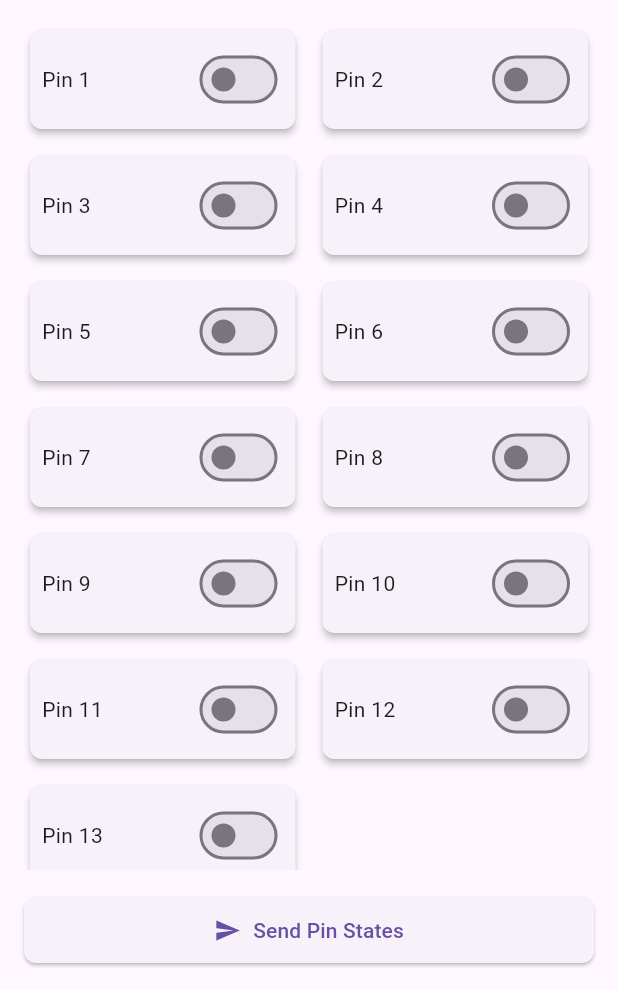
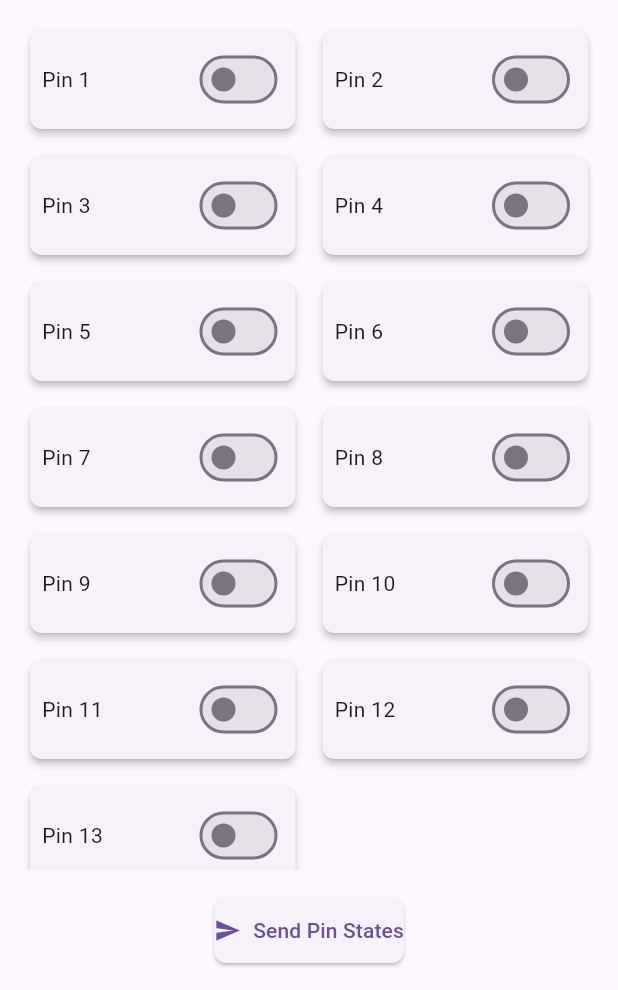
Before and after one commit to omarek386/esp32_app, a Flutter app: the screen it shows after launch, after a tap on "Send Pin States", on a phone screen of 412 x 824 dp, the part 246-1236 px from its top. Run offline on Flutter 3.47's test engine with Material 3 defaults, Android fonts, the phone set to English and light mode, and no system bars; our stand-ins replace equatable, flutter_bloc, get_it; network calls fail.

Commit message:
refactor: Migrate from PinController to PinCubit for state management and update related components

```diff
--- a/lib/core/injection/injection_container.dart
+++ b/lib/core/injection/injection_container.dart
@@ -13,9 +13,9 @@ final GetIt sl = GetIt.instance;
 Future<void> init() async {
   // Register services by layer
 
-  // Controllers / BLoCs
+  // Cubits
   sl.registerFactory(
-    () => PinController(
+    () => PinCubit(
       sendPinStatesUseCase: sl<SendPinStatesUseCase>(),
       initialIpAddress: AppStrings.defaultIpAddress,
       numberOfPins: 13, // Default number of pins
--- a/lib/main.dart
+++ b/lib/main.dart
@@ -1,6 +1,6 @@
 import 'package:flutter/foundation.dart';
 import 'package:flutter/material.dart';
-import 'package:provider/provider.dart';
+import 'package:flutter_bloc/flutter_bloc.dart';
 import 'package:esp32_app/core/constants/app_strings.dart';
 import 'package:esp32_app/core/injection/injection_container.dart' as di;
 import 'package:esp32_app/presentation/bloc/pin_controller.dart';
@@ -42,8 +42,8 @@ class MyApp extends StatelessWidget {
 
   @override
   Widget build(BuildContext context) {
-    return ChangeNotifierProvider(
-      create: (_) => di.sl<PinController>(),
+    return BlocProvider(
+      create: (_) => di.sl<PinCubit>(),
       child: MaterialApp(
         title: AppStrings.appTitle,
         debugShowCheckedModeBanner: false,
--- a/lib/presentation/bloc/pin_controller.dart
+++ b/lib/presentation/bloc/pin_controller.dart
@@ -1,55 +1,97 @@
 import 'dart:async';
-import 'package:flutter/material.dart';
+import 'package:flutter_bloc/flutter_bloc.dart';
+import 'package:equatable/equatable.dart';
 import 'package:esp32_app/domain/entities/pin_state.dart';
 import 'package:esp32_app/domain/usecases/send_pin_states.dart';
 
-/// Pin controller state
-enum PinControlState { idle, sending, success, error }
+/// Pin controller state type
+enum PinControlStatus { idle, sending, success, error }
 
-/// Controller for managing pin states and communication with ESP32
-class PinController extends ChangeNotifier {
+/// State class for PinCubit
+class PinCubitState extends Equatable {
+  final List<PinState> pinStates;
+  final String ipAddress;
+  final PinControlStatus status;
+  final String statusMessage;
+
+  const PinCubitState({
+    required this.pinStates,
+    required this.ipAddress,
+    required this.status,
+    required this.statusMessage,
+  });
+
+  // Create initial state
+  factory PinCubitState.initial({
+    required String initialIpAddress,
+    required int numberOfPins,
+  }) {
+    return PinCubitState(
+      pinStates: List.generate(
+        numberOfPins,
+        (index) => PinState(pinNumber: index + 1, isOn: false),
+      ),
+      ipAddress: initialIpAddress,
+      status: PinControlStatus.idle,
+      statusMessage: '',
+    );
+  }
+
+  // Create a copy of the state with new values
+  PinCubitState copyWith({
+    List<PinState>? pinStates,
+    String? ipAddress,
+    PinControlStatus? status,
+    String? statusMessage,
+  }) {
+    return PinCubitState(
+      pinStates: pinStates ?? this.pinStates,
+      ipAddress: ipAddress ?? this.ipAddress,
+      status: status ?? this.status,
+      statusMessage: statusMessage ?? this.statusMessage,
+    );
+  }
+
+  @override
+  List<Object?> get props => [pinStates, ipAddress, status, statusMessage];
+
+  bool get isSending => status == PinControlStatus.sending;
+}
+
+/// Cubit for managing pin states and communication with ESP32
+class PinCubit extends Cubit<PinCubitState> {
   final SendPinStatesUseCase _sendPinStatesUseCase;
+  Timer? _debounce;
+  Timer? _resetStateTimer;
 
-  // State variables
-  final List<PinState> _pinStates;
-  String _ipAddress;
-  PinControlState _state = PinControlState.idle;
-  String _statusMessage = '';
-  Timer? _debounce;
-
-  // Getters
-  List<PinState> get pinStates => List.unmodifiable(_pinStates);
-  String get ipAddress => _ipAddress;
-  PinControlState get state => _state;
-  String get statusMessage => _statusMessage;
-  bool get isSending => _state == PinControlState.sending;
-
-  PinController({
+  PinCubit({
     required SendPinStatesUseCase sendPinStatesUseCase,
     required String initialIpAddress,
     required int numberOfPins,
   }) : _sendPinStatesUseCase = sendPinStatesUseCase,
-       _ipAddress = initialIpAddress,
-       _pinStates = List.generate(
-         numberOfPins,
-         (index) => PinState(pinNumber: index + 1, isOn: false),
+       super(
+         PinCubitState.initial(
+           initialIpAddress: initialIpAddress,
+           numberOfPins: numberOfPins,
+         ),
        );
 
   /// Update the IP address
   void updateIpAddress(String ipAddress) {
-    _ipAddress = ipAddress;
-    notifyListeners();
+    emit(state.copyWith(ipAddress: ipAddress));
   }
 
   /// Toggle the state of a pin
   void togglePin(int index) {
-    if (index >= 0 && index < _pinStates.length) {
-      final currentState = _pinStates[index];
-      _pinStates[index] = PinState(
+    if (index >= 0 && index < state.pinStates.length) {
+      final updatedPinStates = List<PinState>.from(state.pinStates);
+      final currentState = updatedPinStates[index];
+      updatedPinStates[index] = PinState(
         pinNumber: currentState.pinNumber,
         isOn: !currentState.isOn,
       );
-      notifyListeners();
+
+      emit(state.copyWith(pinStates: updatedPinStates));
 
       // Debounce sending
       _debounceAndSend();
@@ -58,38 +100,51 @@ class PinController extends ChangeNotifier {
 
   /// Send the current pin states
   Future<void> sendPinStates() async {
-    if (_state == PinControlState.sending) return;
+    if (state.status == PinControlStatus.sending) return;
 
-    _state = PinControlState.sending;
-    _statusMessage = 'Sending data...';
-    notifyListeners();
+    emit(
+      state.copyWith(
+        status: PinControlStatus.sending,
+        statusMessage: 'Sending data...',
+      ),
+    );
 
     try {
       final result = await _sendPinStatesUseCase.execute(
-        _pinStates,
-        _ipAddress,
+        state.pinStates,
+        state.ipAddress,
       );
 
       if (result) {
-        _state = PinControlState.success;
-        _statusMessage =
-            'Data sent successfully! (${DateTime.now().toIso8601String().substring(11, 19)})';
+        emit(
+          state.copyWith(
+            status: PinControlStatus.success,
+            statusMessage:
+                'Data sent successfully! (${DateTime.now().toIso8601String().substring(11, 19)})',
+          ),
+        );
       } else {
-        _state = PinControlState.error;
-        _statusMessage = 'Error: Failed to send data to ESP32.';
+        emit(
+          state.copyWith(
+            status: PinControlStatus.error,
+            statusMessage: 'Error: Failed to send data to ESP32.',
+          ),
+        );
       }
     } catch (e) {
-      _state = PinControlState.error;
-      _statusMessage = 'Error sending data: $e';
+      emit(
+        state.copyWith(
+          status: PinControlStatus.error,
+          statusMessage: 'Error sending data: $e',
+        ),
+      );
     }
 
-    notifyListeners();
-
     // Reset state after a delay
-    Timer(const Duration(seconds: 5), () {
-      if (_state != PinControlState.sending) {
-        _state = PinControlState.idle;
-        notifyListeners();
+    _resetStateTimer?.cancel();
+    _resetStateTimer = Timer(const Duration(seconds: 5), () {
+      if (state.status != PinControlStatus.sending) {
+        emit(state.copyWith(status: PinControlStatus.idle));
       }
     });
   }
@@ -101,8 +156,9 @@ class PinController extends ChangeNotifier {
   }
 
   @override
-  void dispose() {
+  Future<void> close() {
     _debounce?.cancel();
-    super.dispose();
+    _resetStateTimer?.cancel();
+    return super.close();
   }
 }
--- a/lib/presentation/screens/pin_control_screen.dart
+++ b/lib/presentation/screens/pin_control_screen.dart
@@ -1,5 +1,5 @@
 import 'package:flutter/material.dart';
-import 'package:provider/provider.dart';
+import 'package:flutter_bloc/flutter_bloc.dart';
 import 'package:esp32_app/core/constants/app_strings.dart';
 import 'package:esp32_app/presentation/bloc/pin_controller.dart';
 import 'package:esp32_app/presentation/widgets/pin_toggle_card.dart';
@@ -18,8 +18,9 @@ class _PinControlScreenState extends State<PinControlScreen> {
   @override
   void initState() {
     super.initState();
-    final controller = context.read<PinController>();
-    _ipController = TextEditingController(text: controller.ipAddress);
+    _ipController = TextEditingController(
+      text: context.read<PinCubit>().state.ipAddress,
+    );
   }
 
   @override
@@ -30,15 +31,41 @@ class _PinControlScreenState extends State<PinControlScreen> {
 
   @override
   Widget build(BuildContext context) {
+    // Get screen size information for responsive layout
+    final Size screenSize = MediaQuery.of(context).size;
+    final bool isLandscape = screenSize.width > screenSize.height;
+    final bool isTablet = screenSize.shortestSide >= 600;
+
+    // Dynamically calculate grid columns based on screen size and orientation
+    final int gridColumns =
+        isTablet ? (isLandscape ? 4 : 3) : (isLandscape ? 3 : 2);
+
+    // Adjust aspect ratio based on screen size
+    final double aspectRatio = isTablet ? 3.0 : 2.5;
+
+    // Responsive padding
+    final double horizontalPadding = isTablet ? 24.0 : 16.0;
+    final double verticalSpacing = isTablet ? 20.0 : 16.0;
+
     return Scaffold(
       appBar: AppBar(title: Text(AppStrings.appBarTitle)),
-      body: Padding(
-        padding: const EdgeInsets.all(16.0),
+      body: SafeArea(
+        child: LayoutBuilder(
+          builder: (context, constraints) {
+            return Padding(
+              padding: EdgeInsets.symmetric(
+                horizontal: horizontalPadding,
+                vertical: 16.0,
+              ),
               child: Column(
                 crossAxisAlignment: CrossAxisAlignment.stretch,
                 children: [
                   // --- IP Address Input ---
-            TextField(
+                  ConstrainedBox(
+                    constraints: BoxConstraints(
+                      maxWidth: isTablet ? 500 : double.infinity,
+                    ),
+                    child: TextField(
                       controller: _ipController,
                       decoration: InputDecoration(
                         labelText: AppStrings.ipLabelText,
@@ -49,48 +76,51 @@ class _PinControlScreenState extends State<PinControlScreen> {
                       ),
                       keyboardType: TextInputType.url,
                       onChanged: (value) {
-                context.read<PinController>().updateIpAddress(value);
+                        context.read<PinCubit>().updateIpAddress(value);
                       },
                     ),
-            SizedBox(height: 16.0),
+                  ),
+                  SizedBox(height: verticalSpacing),
 
                   // --- Status Display ---
-            Consumer<PinController>(
-              builder: (context, controller, child) {
-                final isError = controller.statusMessage.startsWith(
+                  BlocBuilder<PinCubit, PinCubitState>(
+                    builder: (context, state) {
+                      final isError = state.statusMessage.startsWith(
                         AppStrings.errorPrefix,
                       );
                       return Text(
-                  controller.statusMessage,
+                        state.statusMessage,
                         textAlign: TextAlign.center,
                         style: TextStyle(
                           color: isError ? Colors.red : Colors.green,
                           fontWeight: FontWeight.bold,
+                          fontSize: isTablet ? 16.0 : 14.0,
                         ),
                       );
                     },
                   ),
-            SizedBox(height: 16.0),
+                  SizedBox(height: verticalSpacing),
 
                   // --- Pin Toggles ---
                   Expanded(
-              child: Consumer<PinController>(
-                builder: (context, controller, child) {
+                    child: BlocBuilder<PinCubit, PinCubitState>(
+                      builder: (context, state) {
                         return GridView.builder(
-                    gridDelegate: SliverGridDelegateWithFixedCrossAxisCount(
-                      crossAxisCount: 2,
-                      childAspectRatio: 2.5,
-                      crossAxisSpacing: 10,
-                      mainAxisSpacing: 10,
+                          gridDelegate:
+                              SliverGridDelegateWithFixedCrossAxisCount(
+                                crossAxisCount: gridColumns,
+                                childAspectRatio: aspectRatio,
+                                crossAxisSpacing: isTablet ? 16 : 10,
+                                mainAxisSpacing: isTablet ? 16 : 10,
                               ),
-                    itemCount: controller.pinStates.length,
+                          itemCount: state.pinStates.length,
                           itemBuilder: (context, index) {
-                      final pin = controller.pinStates[index];
+                            final pin = state.pinStates[index];
                             return PinToggleCard(
                               pinNumber: pin.pinNumber,
                               isOn: pin.isOn,
                               onChanged: (value) {
-                          controller.togglePin(index);
+                                context.read<PinCubit>().togglePin(index);
                               },
                             );
                           },
@@ -98,14 +128,19 @@ class _PinControlScreenState extends State<PinControlScreen> {
                       },
                     ),
                   ),
-            SizedBox(height: 16.0),
+                  SizedBox(height: verticalSpacing),
 
                   // --- Send Button ---
-            Consumer<PinController>(
-              builder: (context, controller, child) {
+                  Center(
+                    child: ConstrainedBox(
+                      constraints: BoxConstraints(
+                        maxWidth: isTablet ? 300 : 250,
+                      ),
+                      child: BlocBuilder<PinCubit, PinCubitState>(
+                        builder: (context, state) {
                           return ElevatedButton.icon(
                             icon:
-                      controller.isSending
+                                state.isSending
                                     ? SizedBox(
                                       width: 20,
                                       height: 20,
@@ -116,14 +151,24 @@ class _PinControlScreenState extends State<PinControlScreen> {
                                     )
                                     : Icon(Icons.send),
                             label: Text(
-                    controller.isSending
+                              state.isSending
                                   ? AppStrings.sendingButtonText
                                   : AppStrings.sendButtonText,
+                              style: TextStyle(
+                                fontSize: isTablet ? 16.0 : 14.0,
+                              ),
                             ),
                             onPressed:
-                      controller.isSending ? null : controller.sendPinStates,
+                                state.isSending
+                                    ? null
+                                    : () =>
+                                        context
+                                            .read<PinCubit>()
+                                            .sendPinStates(),
                             style: ElevatedButton.styleFrom(
-                    padding: EdgeInsets.symmetric(vertical: 12.0),
+                              padding: EdgeInsets.symmetric(
+                                vertical: isTablet ? 16.0 : 12.0,
+                              ),
                               shape: RoundedRectangleBorder(
                                 borderRadius: BorderRadius.circular(8.0),
                               ),
@@ -131,7 +176,12 @@ class _PinControlScreenState extends State<PinControlScreen> {
                           );
                         },
                       ),
+                    ),
+                  ),
                 ],
+              ),
+            );
+          },
         ),
       ),
     );
--- a/pubspec.yaml
+++ b/pubspec.yaml
@@ -38,6 +38,7 @@ dependencies:
 
   # Clean Architecture Dependencies
   provider: ^6.1.2 # For state management
+  flutter_bloc: ^8.1.4 # For bloc/cubit state management
   get_it: ^7.6.7 # For dependency injection
   equatable: ^2.0.5 # For value equality
   dartz: ^0.10.1 # For functional programming
```
Also changed, not shown: pubspec.lock. Lines whose indentation alone changed are shown as unchanged.
